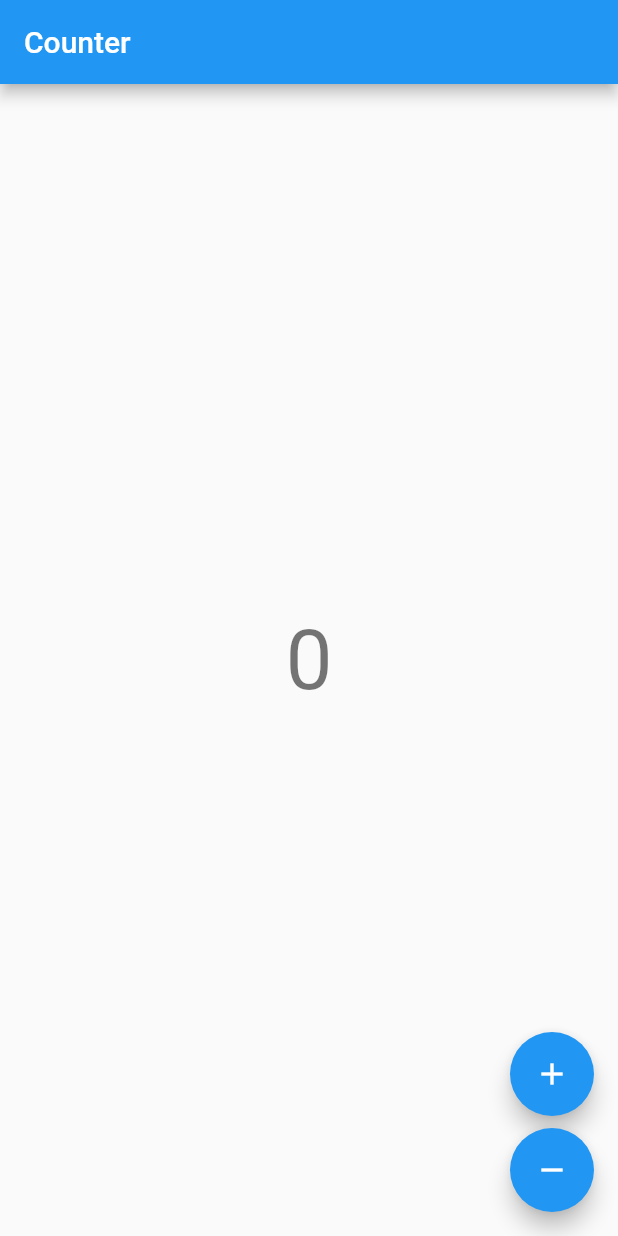
After one commit to NamTranDinh/FlutterFresher, a Flutter app: the screen it shows after launch, on a phone screen of 412 x 824 dp. The commit adds this screen. Run offline on Flutter 3.47's test engine with Material 2 defaults, Android fonts, the light colour scheme and no system bars; our stand-ins replace date_format, expandable_text, flutter_bloc, toast.

Commit message:
BLoC Counter demo

```diff
--- /dev/null
+++ b/lib/BLoC_Counter/cubit/CounterCubit.dart
@@ -0,0 +1,14 @@
+import 'package:flutter_bloc/flutter_bloc.dart';
+
+class CounterCubit extends Cubit<int> {
+
+  static const _initValue = 0;
+
+  CounterCubit() : super(_initValue);
+
+  /// Add 1 to the current state.
+  void increment() => emit(state + 1);
+
+  /// Subtract 1 from the current state.
+  void decrement() => emit(state - 1);
+}
--- /dev/null
+++ b/lib/BLoC_Counter/main/MainBloc.dart
@@ -0,0 +1,8 @@
+import 'package:flutter/material.dart';
+
+import '../page/CountPage.dart';
+
+class MainBloc extends MaterialApp{
+
+  MainBloc() : super(home: CountPage());
+}
--- /dev/null
+++ b/lib/BLoC_Counter/page/CountPage.dart
@@ -0,0 +1,18 @@
+import 'package:flutter/material.dart';
+import 'package:flutter_bloc/flutter_bloc.dart';
+
+import '../cubit/CounterCubit.dart';
+import '../view/CounterView.dart';
+
+class CountPage extends StatelessWidget {
+
+  const CountPage({Key? key}) : super(key: key);
+
+  @override
+  Widget build(BuildContext context) {
+    return BlocProvider(
+      create: (context) => CounterCubit(),
+      child: CounterView(),
+    );
+  }
+}
--- /dev/null
+++ b/lib/BLoC_Counter/view/CounterView.dart
@@ -0,0 +1,40 @@
+import 'package:flutter/material.dart';
+import 'package:flutter_bloc/flutter_bloc.dart';
+
+import '../cubit/CounterCubit.dart';
+
+class CounterView extends StatelessWidget {
+  const CounterView({super.key});
+
+  @override
+  Widget build(BuildContext context) {
+
+    final textTheme = Theme.of(context).textTheme;
+
+    return Scaffold(
+      appBar: AppBar(title: const Text('Counter')),
+      body: Center(
+        child: BlocBuilder<CounterCubit, int>(
+          builder: (context, state) {
+            return Text('$state', style: textTheme.headline2);
+          },
+        ),
+      ),
+      floatingActionButton: Column(
+        mainAxisAlignment: MainAxisAlignment.end,
+        crossAxisAlignment: CrossAxisAlignment.end,
+        children: <Widget>[
+          FloatingActionButton(
+            child: const Icon(Icons.add),
+            onPressed: () => context.read<CounterCubit>().increment(),
+          ),
+          const SizedBox(height: 8),
+          FloatingActionButton(
+            child: const Icon(Icons.remove),
+            onPressed: () => context.read<CounterCubit>().decrement(),
+          ),
+        ],
+      ),
+    );
+  }
+}
```
Also changed, not shown: lib/BLoC_Counter/bloc_observer/BlocObserver.dart (added, +10 -0 lines), lib/FoodApp/mainApp.dart (added, +84 -0 lines), lib/main.dart (+13 -83 lines), pubspec.yaml (+11 -3 lines), pubspec.lock.
